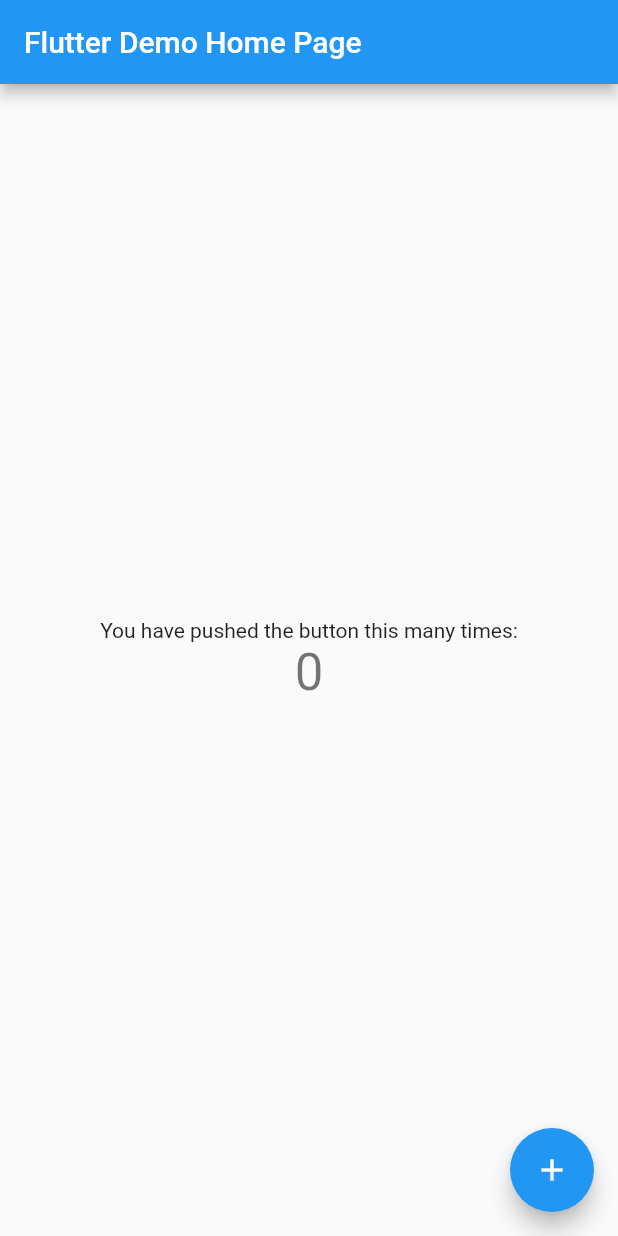
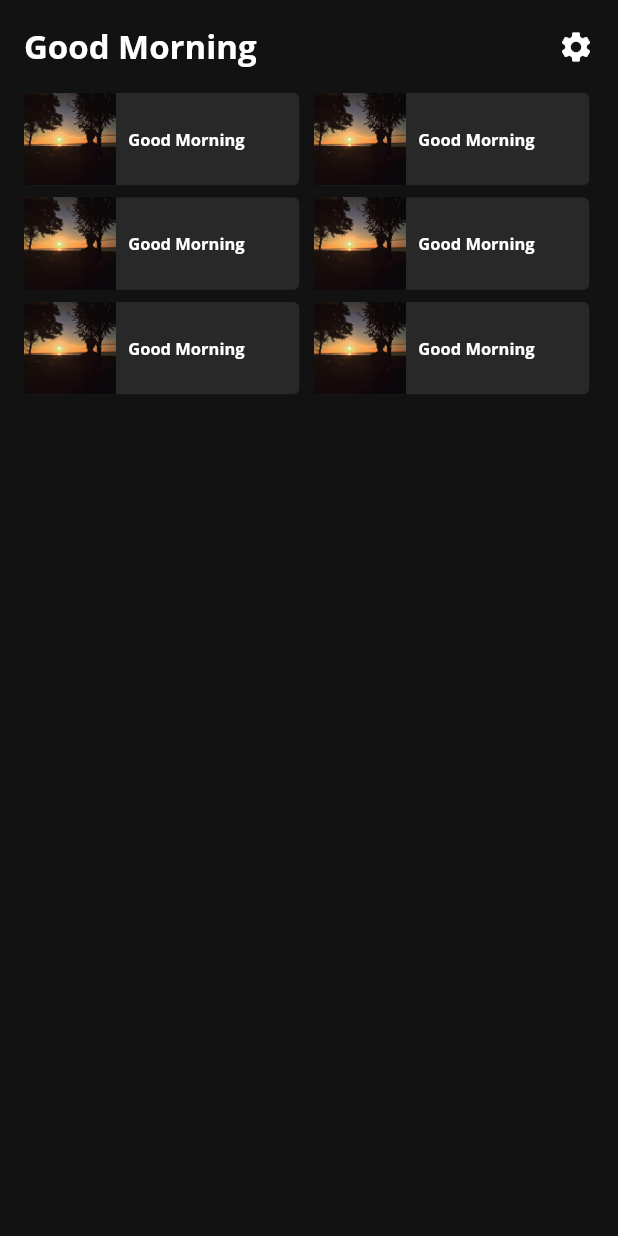
Before and after one commit to furkankalafat/spotify-clone, a Flutter app: the screen it shows after launch, on a phone screen of 412 x 824 dp. Run offline on Flutter 3.47's test engine with Material 2 defaults, Android fonts, the phone set to English and light mode, and no system bars; our stand-ins replace flutter_screenutil, google_fonts.

Commit message:
welcome page playlist grid created

```diff
--- a/lib/main.dart
+++ b/lib/main.dart
@@ -1,4 +1,6 @@
 import 'package:flutter/material.dart';
+import 'package:flutter_screenutil/flutter_screenutil.dart';
+import 'package:spotify_clone/presentation/pages/welcome_page/view/welcome_view.dart';
 
 void main() {
   runApp(const MyApp());
@@ -7,109 +9,15 @@ void main() {
 class MyApp extends StatelessWidget {
   const MyApp({Key? key}) : super(key: key);
 
-  // This widget is the root of your application.
   @override
   Widget build(BuildContext context) {
-    return MaterialApp(
-      title: 'Flutter Demo',
-      theme: ThemeData(
-        // This is the theme of your application.
-        //
-        // Try running your application with "flutter run". You'll see the
-        // application has a blue toolbar. Then, without quitting the app, try
-        // changing the primarySwatch below to Colors.green and then invoke
-        // "hot reload" (press "r" in the console where you ran "flutter run",
-        // or simply save your changes to "hot reload" in a Flutter IDE).
-        // Notice that the counter didn't reset back to zero; the application
-        // is not restarted.
-        primarySwatch: Colors.blue,
-      ),
-      home: const MyHomePage(title: 'Flutter Demo Home Page'),
+    return ScreenUtilInit(
+      designSize: const Size(375, 812),
+      builder: (context, child) {
+        return const MaterialApp(
+          home: WelcomeView(),
+        );
+      },
     );
   }
 }
-
-class MyHomePage extends StatefulWidget {
-  const MyHomePage({Key? key, required this.title}) : super(key: key);
-
-  // This widget is the home page of your application. It is stateful, meaning
-  // that it has a State object (defined below) that contains fields that affect
-  // how it looks.
-
-  // This class is the configuration for the state. It holds the values (in this
-  // case the title) provided by the parent (in this case the App widget) and
-  // used by the build method of the State. Fields in a Widget subclass are
-  // always marked "final".
-
-  final String title;
-
-  @override
-  State<MyHomePage> createState() => _MyHomePageState();
-}
-
-class _MyHomePageState extends State<MyHomePage> {
-  int _counter = 0;
-
-  void _incrementCounter() {
-    setState(() {
-      // This call to setState tells the Flutter framework that something has
-      // changed in this State, which causes it to rerun the build method below
-      // so that the display can reflect the updated values. If we changed
-      // _counter without calling setState(), then the build method would not be
-      // called again, and so nothing would appear to happen.
-      _counter++;
-    });
-  }
-
-  @override
-  Widget build(BuildContext context) {
-    // This method is rerun every time setState is called, for instance as done
-    // by the _incrementCounter method above.
-    //
-    // The Flutter framework has been optimized to make rerunning build methods
-    // fast, so that you can just rebuild anything that needs updating rather
-    // than having to individually change instances of widgets.
-    return Scaffold(
-      appBar: AppBar(
-        // Here we take the value from the MyHomePage object that was created by
-        // the App.build method, and use it to set our appbar title.
-        title: Text(widget.title),
-      ),
-      body: Center(
-        // Center is a layout widget. It takes a single child and positions it
-        // in the middle of the parent.
-        child: Column(
-          // Column is also a layout widget. It takes a list of children and
-          // arranges them vertically. By default, it sizes itself to fit its
-          // children horizontally, and tries to be as tall as its parent.
-          //
-          // Invoke "debug painting" (press "p" in the console, choose the
-          // "Toggle Debug Paint" action from the Flutter Inspector in Android
-          // Studio, or the "Toggle Debug Paint" command in Visual Studio Code)
-          // to see the wireframe for each widget.
-          //
-          // Column has various properties to control how it sizes itself and
-          // how it positions its children. Here we use mainAxisAlignment to
-          // center the children vertically; the main axis here is the vertical
-          // axis because Columns are vertical (the cross axis would be
-          // horizontal).
-          mainAxisAlignment: MainAxisAlignment.center,
-          children: <Widget>[
-            const Text(
-              'You have pushed the button this many times:',
-            ),
-            Text(
-              '$_counter',
-              style: Theme.of(context).textTheme.headline4,
-            ),
-          ],
-        ),
-      ),
-      floatingActionButton: FloatingActionButton(
-        onPressed: _incrementCounter,
-        tooltip: 'Increment',
-        child: const Icon(Icons.add),
-      ), // This trailing comma makes auto-formatting nicer for build methods.
-    );
-  }
-}
--- /dev/null
+++ b/lib/presentation/app_components/widgets/clickable_container.dart
@@ -0,0 +1,22 @@
+import 'package:flutter/material.dart';
+
+class ClickableContainer extends StatelessWidget {
+  final void Function() onTap;
+  final Widget child;
+  final HitTestBehavior? hitTestBehavior;
+  const ClickableContainer({
+    Key? key,
+    required this.onTap,
+    required this.child,
+    this.hitTestBehavior = HitTestBehavior.translucent,
+  }) : super(key: key);
+
+  @override
+  Widget build(BuildContext context) {
+    return GestureDetector(
+      onTap: onTap,
+      behavior: hitTestBehavior,
+      child: child,
+    );
+  }
+}
--- /dev/null
+++ b/lib/presentation/app_components/widgets/named_widget.dart
@@ -0,0 +1,42 @@
+import 'package:flutter/material.dart';
+import 'package:spotify_clone/presentation/app_components/widgets/clickable_container.dart';
+
+class NamedWidget extends StatelessWidget {
+  final Widget? child;
+  final String? text;
+  final TextStyle? textStyle;
+  final ClickableContainer? iconButton;
+  const NamedWidget({
+    Key? key,
+    this.child,
+    this.text,
+    this.textStyle,
+    this.iconButton,
+  }) : super(key: key);
+
+  @override
+  Widget build(BuildContext context) {
+    return Column(
+      crossAxisAlignment: CrossAxisAlignment.start,
+      children: [
+        Row(
+          mainAxisAlignment: MainAxisAlignment.spaceBetween,
+          children: [
+            Text(
+              text ?? "",
+              style: textStyle ?? const TextStyle(color: Colors.white),
+            ),
+            iconButton ?? const SizedBox(),
+          ],
+        ),
+        const SizedBox(
+          height: 16,
+        ),
+        SizedBox(
+          width: double.infinity,
+          child: child,
+        ),
+      ],
+    );
+  }
+}
--- /dev/null
+++ b/lib/presentation/app_ui/app_color/app_color.dart
@@ -0,0 +1,16 @@
+import 'package:flutter/material.dart';
+
+class AppColor {
+  static AppColor? _instance;
+  static AppColor get instance {
+    return _instance ??= AppColor._init();
+  }
+
+  AppColor._init();
+
+  final Color spotifyDark = const Color(0xFF121212);
+  final Color spotifyGreen = const Color(0XFF57B65F);
+  final Color spotifyWhite = const Color(0XFFFFFFFF);
+  final Color darkGrey = const Color(0XFF282828);
+  final Color lightGrey = const Color(0XFFB3B3B3);
+}
--- /dev/null
+++ b/lib/presentation/app_ui/app_text/app_text.dart
@@ -0,0 +1,9 @@
+class LocaleText {
+  static LocaleText? _instance;
+  static LocaleText get instance {
+    return _instance ??= LocaleText._init();
+  }
+
+  LocaleText._init();
+  final String welcomeText = "Good Morning";
+}
--- /dev/null
+++ b/lib/presentation/pages/welcome_page/view/welcome_view.dart
@@ -0,0 +1,43 @@
+import 'package:flutter/material.dart';
+import 'package:flutter_screenutil/flutter_screenutil.dart';
+import 'package:google_fonts/google_fonts.dart';
+import 'package:spotify_clone/presentation/app_components/widgets/clickable_container.dart';
+import 'package:spotify_clone/presentation/app_components/widgets/named_widget.dart';
+import 'package:spotify_clone/presentation/app_ui/app_color/app_color.dart';
+import 'package:spotify_clone/presentation/app_ui/app_text/app_text.dart';
+import 'package:spotify_clone/presentation/pages/welcome_page/view/widgets/playlist_grid_builder.dart';
+
+class WelcomeView extends StatelessWidget {
+  const WelcomeView({Key? key}) : super(key: key);
+
+  @override
+  Widget build(BuildContext context) {
+    return Scaffold(
+      backgroundColor: AppColor.instance.spotifyDark,
+      body: Padding(
+        padding: const EdgeInsets.all(16),
+        child: SafeArea(
+          child: Column(
+            children: [
+              NamedWidget(
+                text: LocaleText.instance.welcomeText,
+                textStyle: GoogleFonts.openSans(
+                  color: Colors.white,
+                  fontWeight: FontWeight.bold,
+                  fontSize: 20.sp,
+                ),
+                iconButton: ClickableContainer(
+                    onTap: (() {}),
+                    child: const Icon(
+                      Icons.settings,
+                      color: Colors.white,
+                    )),
+                child: const PlaylistGridBuilder(),
+              ),
+            ],
+          ),
+        ),
+      ),
+    );
+  }
+}
--- /dev/null
+++ b/lib/presentation/pages/welcome_page/view/widgets/playlist_grid_builder.dart
@@ -0,0 +1,18 @@
+import 'package:flutter/material.dart';
+import 'package:flutter_screenutil/flutter_screenutil.dart';
+import 'package:spotify_clone/presentation/pages/welcome_page/view/widgets/playlist_grid_item.dart';
+
+class PlaylistGridBuilder extends StatelessWidget {
+  const PlaylistGridBuilder({Key? key}) : super(key: key);
+
+  @override
+  Widget build(BuildContext context) {
+    final gridPlaylist =
+        List<PlaylistGridItem>.generate(6, (index) => const PlaylistGridItem());
+    return Wrap(
+      spacing: 9.w,
+      runSpacing: 8.h,
+      children: gridPlaylist,
+    );
+  }
+}
--- /dev/null
+++ b/lib/presentation/pages/welcome_page/view/widgets/playlist_grid_item.dart
@@ -0,0 +1,42 @@
+import 'package:flutter/material.dart';
+import 'package:flutter_screenutil/flutter_screenutil.dart';
+import 'package:google_fonts/google_fonts.dart';
+import 'package:spotify_clone/presentation/app_ui/app_color/app_color.dart';
+import 'package:spotify_clone/presentation/app_ui/app_text/app_text.dart';
+
+class PlaylistGridItem extends StatelessWidget {
+  const PlaylistGridItem({Key? key}) : super(key: key);
+
+  @override
+  Widget build(BuildContext context) {
+    return Container(
+      width: 167.w,
+      decoration: BoxDecoration(
+          color: AppColor.instance.darkGrey,
+          borderRadius: BorderRadius.circular(4.r)),
+      child: Row(
+        children: [
+          SizedBox(
+            width: 56.w,
+            child: Image.asset(
+              "assets/images/profile_photo.png",
+              fit: BoxFit.cover,
+            ),
+          ),
+          Padding(
+            padding:
+                const EdgeInsets.only(left: 8, top: 14, bottom: 14, right: 16),
+            child: Text(
+              LocaleText.instance.welcomeText,
+              style: GoogleFonts.openSans(
+                color: Colors.white,
+                fontWeight: FontWeight.bold,
+                fontSize: 10.sp,
+              ),
+            ),
+          ),
+        ],
+      ),
+    );
+  }
+}
```
Also changed, not shown: pubspec.yaml (+5 -4 lines), assets/images/profile_photo.png (added), 8 other files.
